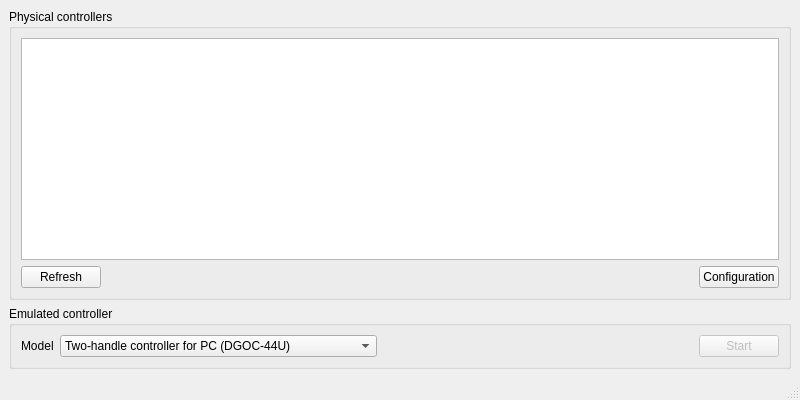
Before: the Qt Designer form ddgo-converter/gui/main_ui.ui in marcriera/ddgo-converter, drawn with Qt 5.
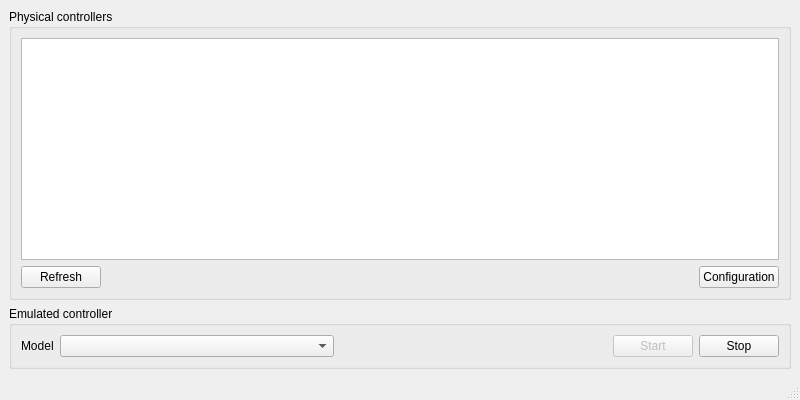
After: the same form once the commit is applied.

What changed in the file:
```diff
--- a/ddgo-converter/gui/main_ui.ui
+++ b/ddgo-converter/gui/main_ui.ui
@@ -130,11 +130,9 @@
              <verstretch>0</verstretch>
             </sizepolicy>
            </property>
-           <item>
-            <property name="text">
-             <string>Two-handle controller for PC (DGOC-44U)</string>
-            </property>
-           </item>
+           <property name="sizeAdjustPolicy">
+            <enum>QComboBox::AdjustToContents</enum>
+           </property>
           </widget>
          </item>
          <item>
@@ -160,6 +158,13 @@
            </property>
           </widget>
          </item>
+         <item>
+          <widget class="QPushButton" name="pushButton_emulatedControllerStop">
+           <property name="text">
+            <string>Stop</string>
+           </property>
+          </widget>
+         </item>
         </layout>
        </widget>
       </item>
```
